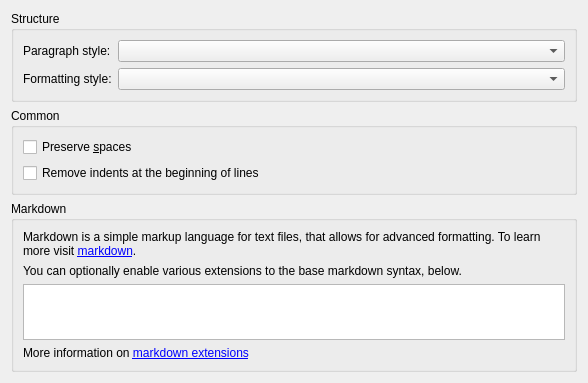
Old version of the form src/calibre/gui2/convert/txt_input.ui in the repository debian-calibre/calibre.
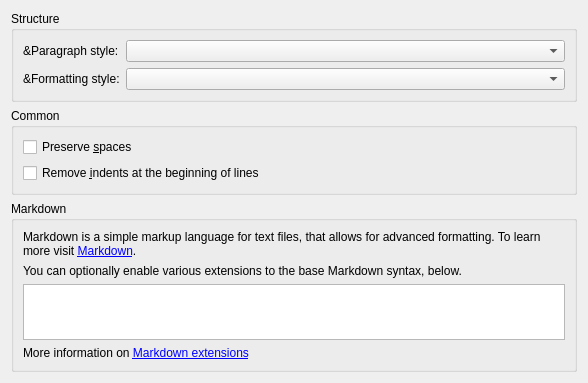
New version of the form.

What changed in the file:
```diff
--- a/src/calibre/gui2/convert/txt_input.ui
+++ b/src/calibre/gui2/convert/txt_input.ui
@@ -29,7 +29,7 @@
          </sizepolicy>
         </property>
         <property name="text">
-         <string>Paragraph style:</string>
+         <string>&amp;Paragraph style:</string>
         </property>
        </widget>
       </item>
@@ -52,7 +52,7 @@
          </sizepolicy>
         </property>
         <property name="text">
-         <string>Formatting style:</string>
+         <string>&amp;Formatting style:</string>
         </property>
        </widget>
       </item>
@@ -85,7 +85,7 @@
       <item>
        <widget class="QCheckBox" name="opt_txt_in_remove_indents">
         <property name="text">
-         <string>Remove indents at the beginning of lines</string>
+         <string>Remove &amp;indents at the beginning of lines</string>
         </property>
        </widget>
       </item>
@@ -101,7 +101,7 @@
       <item>
        <widget class="QLabel" name="label">
         <property name="text">
-         <string>&lt;p&gt;Markdown is a simple markup language for text files, that allows for advanced formatting. To learn more visit &lt;a href=&quot;https://daringfireball.net/projects/markdown&quot;&gt;markdown&lt;/a&gt;.</string>
+         <string>&lt;p&gt;Markdown is a simple markup language for text files, that allows for advanced formatting. To learn more visit &lt;a href=&quot;https://daringfireball.net/projects/markdown&quot;&gt;Markdown&lt;/a&gt;.</string>
         </property>
         <property name="wordWrap">
          <bool>true</bool>
@@ -114,7 +114,7 @@
       <item>
        <widget class="QLabel" name="label_4">
         <property name="text">
-         <string>You can optionally enable various extensions to the base markdown syntax, below.</string>
+         <string>You can optionally enable various extensions to the base Markdown syntax, below.</string>
         </property>
        </widget>
       </item>
@@ -124,7 +124,7 @@
       <item>
        <widget class="QLabel" name="label_5">
         <property name="text">
-         <string>More information on &lt;a href=&quot;https://pythonhosted.org/Markdown/extensions/index.html&quot;&gt;markdown extensions&lt;/a&gt;</string>
+         <string>More information on &lt;a href=&quot;https://pythonhosted.org/Markdown/extensions/index.html&quot;&gt;Markdown extensions&lt;/a&gt;</string>
         </property>
         <property name="openExternalLinks">
          <bool>true</bool>
```
